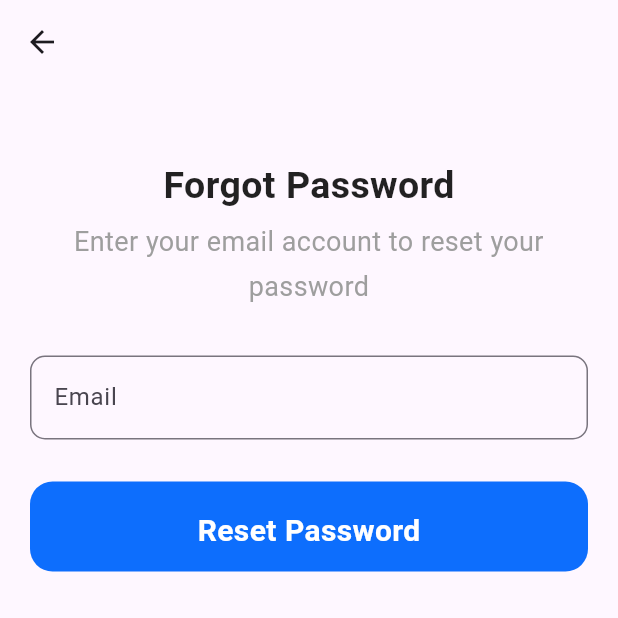
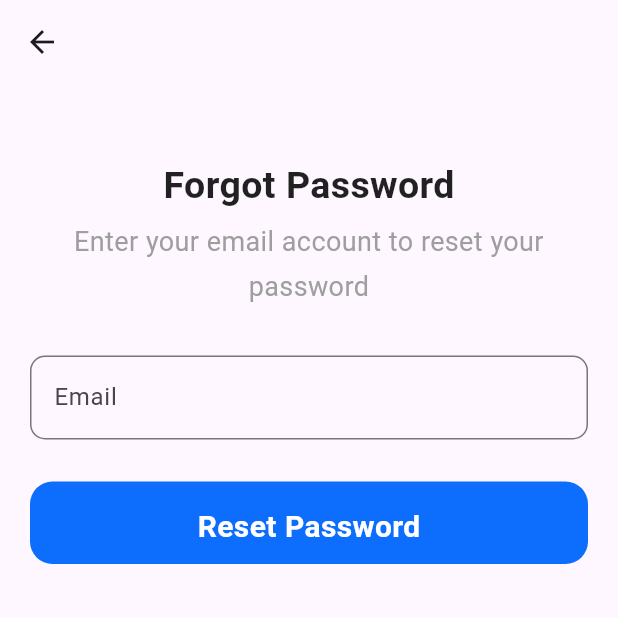
Before and after one commit to H-R-S/GuideWay, a Flutter app: the ForgotPasswordScreen screen opened by its route, on a phone screen of 412 x 824 dp, the top half of it. Run offline on Flutter 3.47's test engine with Material 2 defaults, Android fonts, the phone set to English and light mode, and no system bars; our stand-ins replace camera, carousel_slider, google_fonts, google_maps_flutter, permission_handler, shared_preferences; missing offline and left inert: syncfusion_flutter_pdfviewer; accounts and stored records are empty.

Commit message:
Widget UI Updated | MyElevatedButton Widget

```diff
--- a/lib/view/widgets/button/my_elevated_button.dart
+++ b/lib/view/widgets/button/my_elevated_button.dart
@@ -12,7 +12,7 @@ class MyElevatedButton extends StatelessWidget {
     return InkWell(
         onTap: onTap,
         child: Container(
-            height: 60,
+            height: 55,
             width: double.infinity,
             decoration: BoxDecoration(
                 borderRadius: BorderRadius.circular(15), color: primary),
```
